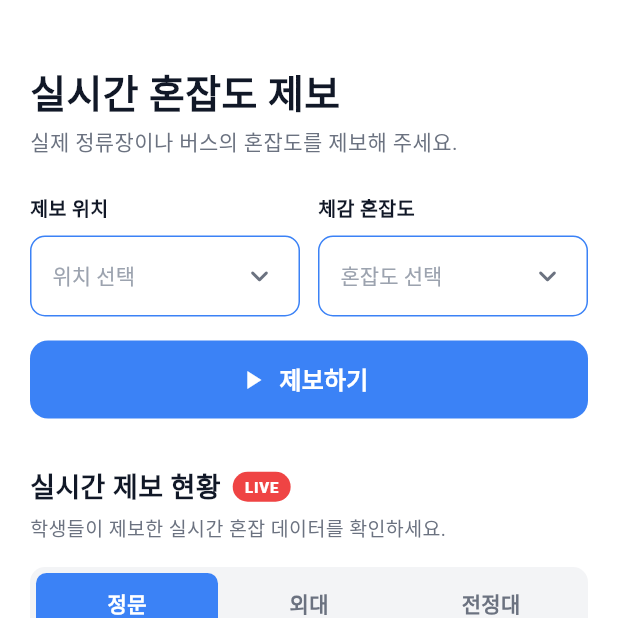
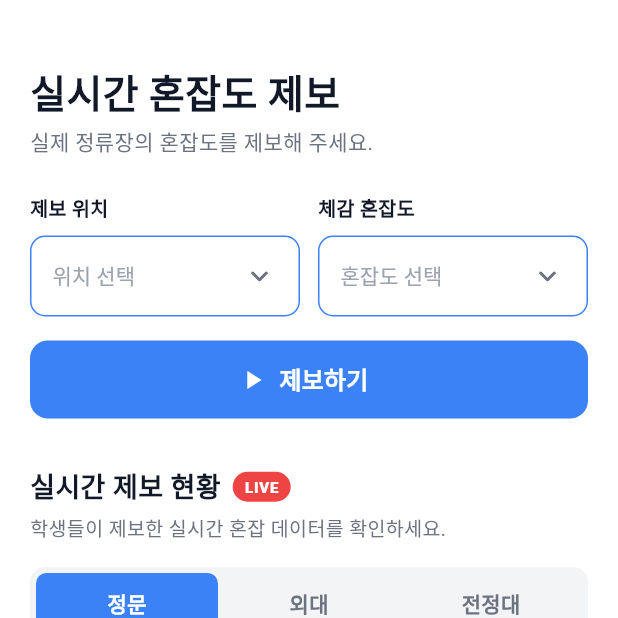
Before and after one commit to dhtmddn04/designthinking, a Flutter app: the screen it shows after launch, item 3 of the bottom bar chosen, on a phone screen of 412 x 824 dp, the top half of it. Run offline on Flutter 3.47's test engine with Material 3 defaults, Android fonts, the phone set to English and light mode, and no system bars.

Commit message:
제보 맨트 변경

```diff
--- a/lib/screens/opinion_screen.dart
+++ b/lib/screens/opinion_screen.dart
@@ -210,7 +210,7 @@ class _OpinionScreenState extends State<OpinionScreen>
               const Padding(
                 padding: EdgeInsets.symmetric(horizontal: 20),
                 child: Text(
-                  '실제 정류장이나 버스의 혼잡도를 제보해 주세요.',
+                  '실제 정류장의 혼잡도를 제보해 주세요.',
                   style: TextStyle(fontSize: 14, color: _textGray),
                 ),
               ),
```
